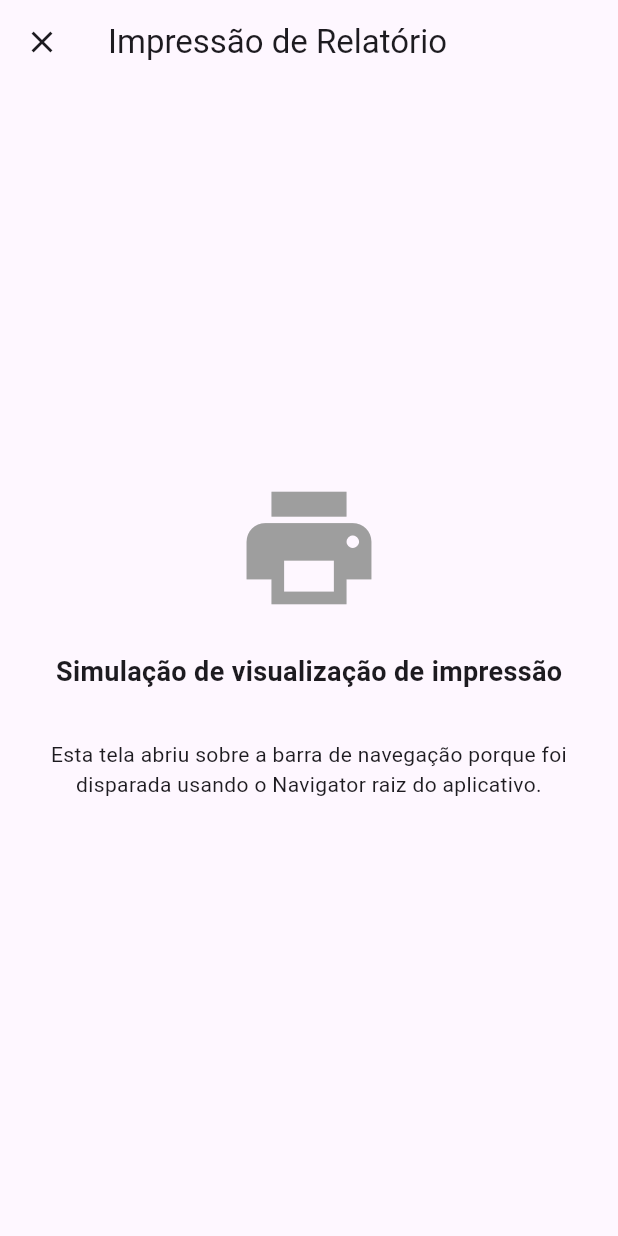
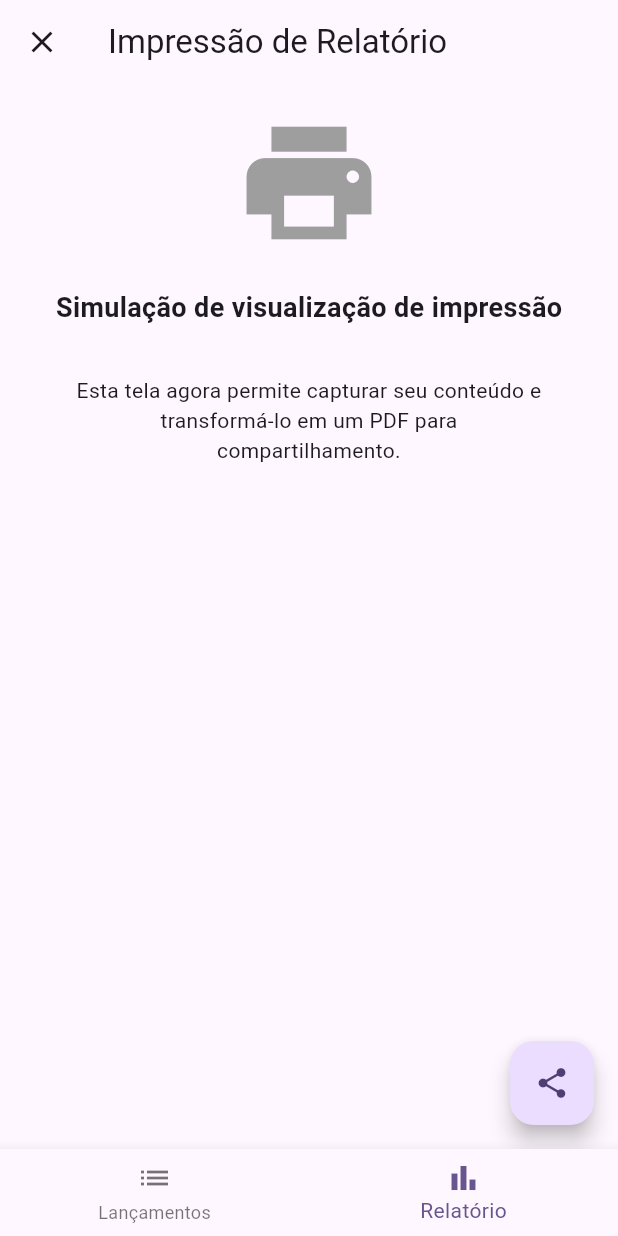
Before and after one commit to williamsaborido/julio_app, a Flutter app: the screen it shows after launch, item 2 of the bottom bar chosen, after a tap on "Ver Impressão (Tela Cheia)", on a phone screen of 412 x 824 dp. Run offline on Flutter 3.47's test engine with Material 3 defaults, Android fonts, the phone set to English and light mode, and no system bars; our stand-ins replace pdf, share_plus, shared_preferences, sqflite; accounts and stored records are empty.

Commit message:
feat: Conversão Widget -> PDF, compartilhamento

```diff
--- a/3.41.7/lib/main.dart
+++ b/3.41.7/lib/main.dart
@@ -1,6 +1,7 @@
 import 'package:flutter/material.dart';
 import 'package:julio_app/services/configuration.dart';
 import 'package:julio_app/services/database.dart';
+import 'package:julio_app/view/relatorio/impressao_view.dart';
 import 'package:julio_app/view/shell/shell_view.dart';
 import 'package:provider/provider.dart';
 
--- a/3.41.7/lib/view/relatorio/impressao_view.dart
+++ b/3.41.7/lib/view/relatorio/impressao_view.dart
@@ -1,7 +1,45 @@
 import 'package:flutter/material.dart';
+import 'package:provider/provider.dart';
+import 'package:julio_app/services/sharing.dart';
+import 'package:julio_app/services/pdf_service.dart';
 
-class ImpressaoView extends StatelessWidget {
+class ImpressaoView extends StatefulWidget {
   const ImpressaoView({super.key});
+
+  @override
+  State<ImpressaoView> createState() => _ImpressaoViewState();
+}
+
+class _ImpressaoViewState extends State<ImpressaoView> {
+  final GlobalKey _printKey = GlobalKey();
+  bool _isSharing = false;
+  late final PdfService _pdfService;
+  late final SharingService _sharingService;
+
+  @override
+  void initState() {
+    super.initState();
+    _pdfService = context.read<PdfService>();
+    _sharingService = context.read<SharingService>();
+  }
+
+  Future<void> _sharePdf() async {
+    setState(() => _isSharing = true);
+
+    try {
+      final bytes = await _pdfService.captureWidgetToPdf(_printKey);
+      await _sharingService.shareBytes(bytes, 'relatorio_julio_app.pdf');
+    } catch (e) {
+      if (!mounted) return;
+      ScaffoldMessenger.of(context).showSnackBar(
+        SnackBar(content: Text('Erro ao gerar ou compartilhar PDF: $e')),
+      );
+    } finally {
+      if (mounted) {
+        setState(() => _isSharing = false);
+      }
+    }
+  }
 
   @override
   Widget build(BuildContext context) {
@@ -13,10 +51,14 @@ class ImpressaoView extends StatelessWidget {
               onPressed: () => Navigator.of(context).pop(),
             ),
           ),
-      body: const Center(
+          body: SingleChildScrollView(
+            child: RepaintBoundary(
+              key: _printKey,
+              child: Padding(
+                padding: const EdgeInsets.all(16),
                 child: Column(
                   mainAxisAlignment: MainAxisAlignment.center,
-          children: [
+                  children: const [
                     Icon(Icons.print, size: 100, color: Colors.grey),
                     SizedBox(height: 20),
                     Text(
@@ -26,13 +68,21 @@ class ImpressaoView extends StatelessWidget {
                     Padding(
                       padding: EdgeInsets.all(32.0),
                       child: Text(
-                'Esta tela abriu sobre a barra de navegação porque foi disparada usando o Navigator raiz do aplicativo.',
+                        'Esta tela agora permite capturar seu conteúdo e transformá-lo em um PDF para compartilhamento.',
                         textAlign: TextAlign.center,
                       ),
                     ),
                   ],
                 ),
               ),
+            ),
+          ),
+          floatingActionButton: FloatingActionButton(
+            onPressed: _isSharing ? null : _sharePdf,
+            child: _isSharing
+              ? const CircularProgressIndicator(color: Colors.white)
+              : const Icon(Icons.share),
+          ),
         );
   }
 }
--- /dev/null
+++ b/3.41.7/lib/view/relatorio/relatorio_bind.dart
@@ -0,0 +1,41 @@
+import 'package:flutter/material.dart';
+import 'package:julio_app/services/pdf_service.dart';
+import 'package:julio_app/services/sharing.dart';
+import 'package:julio_app/view/relatorio/impressao_view.dart';
+import 'package:julio_app/view/relatorio/relatorio_view.dart';
+import 'package:provider/provider.dart';
+
+class RelatorioBind extends StatelessWidget {
+  const RelatorioBind({super.key});
+
+  @override
+  Widget build(BuildContext context) {
+    return MultiProvider(
+      providers: [
+        Provider(create: (_) => PdfService()),
+        Provider(
+          create: (_) => SharingService(),
+        ), // Adicione aqui os providers necessários para o Relatório
+      ],
+      child: Navigator(
+        initialRoute: '/relatorio',
+        onGenerateRoute: (settings) {
+          switch (settings.name) {
+            case '/relatorio':
+              return MaterialPageRoute(
+                builder: (_) => const RelatorioView(),
+                settings: settings,
+              );
+              case '/lancamento/relatorio/impressao':
+              return MaterialPageRoute(
+                builder: (_) => const ImpressaoView(),
+                settings: settings,
+              );
+            default:
+              return null;
+          }
+        },
+      ),
+    );
+  }
+}
--- a/3.41.7/lib/view/relatorio/relatorio_view.dart
+++ b/3.41.7/lib/view/relatorio/relatorio_view.dart
@@ -1,9 +1,15 @@
 import 'package:flutter/material.dart';
+import 'package:julio_app/core/base_state.dart';
 import 'package:julio_app/view/relatorio/impressao_view.dart';
 
-class RelatorioView extends StatelessWidget {
+class RelatorioView extends StatefulWidget {
   const RelatorioView({super.key});
 
+  @override
+  State<RelatorioView> createState() => _RelatorioViewState();
+}
+
+class _RelatorioViewState extends BaseState<RelatorioView> {
   @override
   Widget build(BuildContext context) {
     return Scaffold(
@@ -18,12 +24,7 @@ class RelatorioView extends StatelessWidget {
             const SizedBox(height: 20),
             ElevatedButton.icon(
               onPressed: () {
-                Navigator.of(context).push(
-                  MaterialPageRoute(
-                    builder: (context) => const ImpressaoView(),
-                    fullscreenDialog: true, // Faz com que o ícone de voltar vire um 'X' em algumas plataformas
-                  ),
-                );
+                navigateTo('/lancamento/relatorio/impressao');
               },
               icon: const Icon(Icons.print),
               label: const Text('Ver Impressão (Tela Cheia)'),
--- a/3.41.7/lib/view/shell/shell_view.dart
+++ b/3.41.7/lib/view/shell/shell_view.dart
@@ -1,5 +1,6 @@
 import 'package:flutter/material.dart';
 import 'package:julio_app/view/lancamento/lancamento_bind.dart';
+import 'package:julio_app/view/relatorio/relatorio_bind.dart';
 import 'package:julio_app/view/relatorio/relatorio_view.dart';
 
 class ShellView extends StatefulWidget {
@@ -14,7 +15,7 @@ class _ShellViewState extends State<ShellView> {
 
   final List<Widget> _pages = [
     const LancamentoBind(),
-    const RelatorioView(),
+    const RelatorioBind(),
   ];
 
   @override
--- a/3.41.7/pubspec.yaml
+++ b/3.41.7/pubspec.yaml
@@ -39,6 +39,9 @@ dependencies:
   sqflite: ^2.4.2+1
   path: ^1.9.1
   shared_preferences: ^2.5.5
+  share_plus: ^10.1.4
+  path_provider: ^2.1.5
+  pdf: ^3.11.1
 
 dev_dependencies:
   flutter_test:
```
Also changed, not shown: 3.41.7/lib/services/pdf_service.dart (added, +48 -0 lines), 3.41.7/lib/services/sharing.dart (added, +54 -0 lines), 3 other files. Lines whose indentation alone changed are shown as unchanged.
